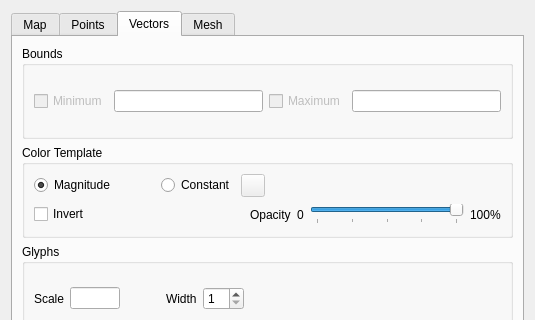
First picture: the form in src/ui/layer_properties_dialog.ui, repository IPH-ECO/iph-eco-gui, before the edit; both pictures show x 0 to 535 and y 0 to 320 of the 535 by 485 pixel window.
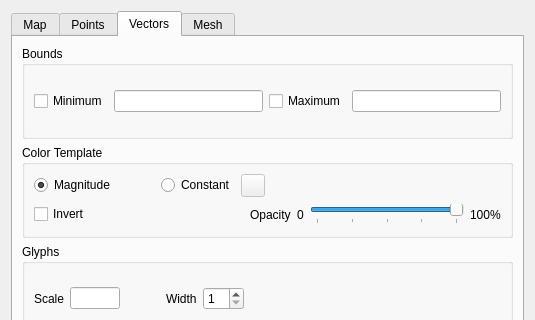
Second picture: the form after the edit. The open tabs and pages were chosen to show the change.

Commit message: http://ipheco.org/mantisbt/view.php?id=2

Diff of the .ui file:
```diff
--- a/src/ui/layer_properties_dialog.ui
+++ b/src/ui/layer_properties_dialog.ui
@@ -345,9 +345,6 @@
             </item>
             <item row="0" column="0">
              <widget class="QCheckBox" name="chkVectorsMinimum">
-              <property name="enabled">
-               <bool>false</bool>
-              </property>
               <property name="text">
                <string>Minimum</string>
               </property>
@@ -355,9 +352,6 @@
             </item>
             <item row="0" column="2">
              <widget class="QCheckBox" name="chkVectorsMaximum">
-              <property name="enabled">
-               <bool>false</bool>
-              </property>
               <property name="text">
                <string>Maximum</string>
               </property>
```
The commit also changes 2 other files.
